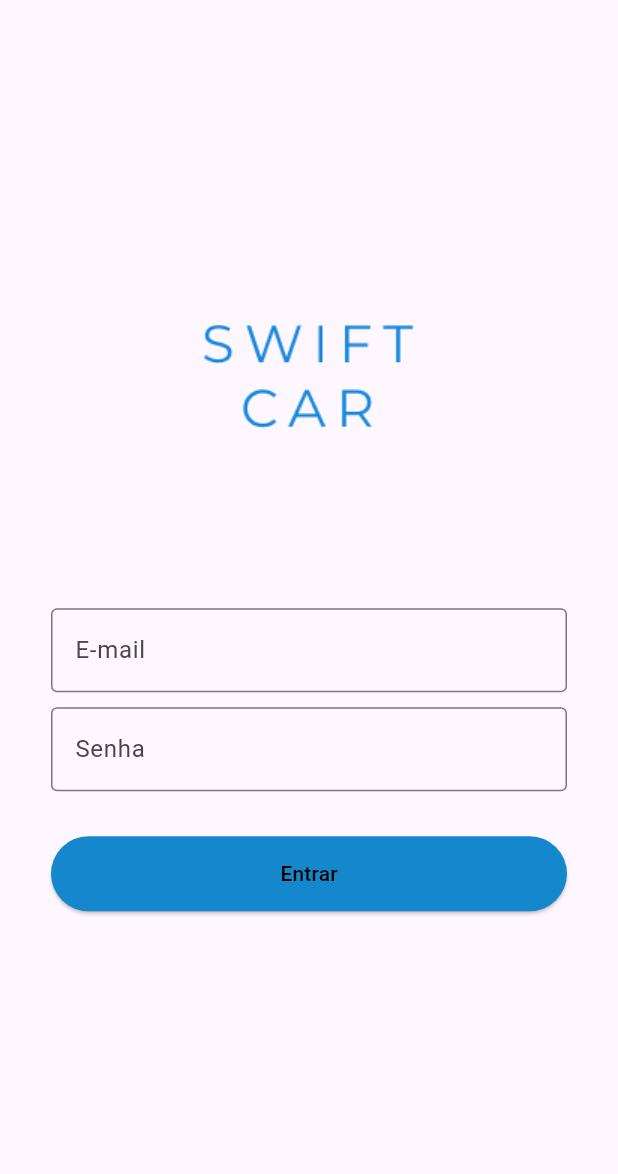
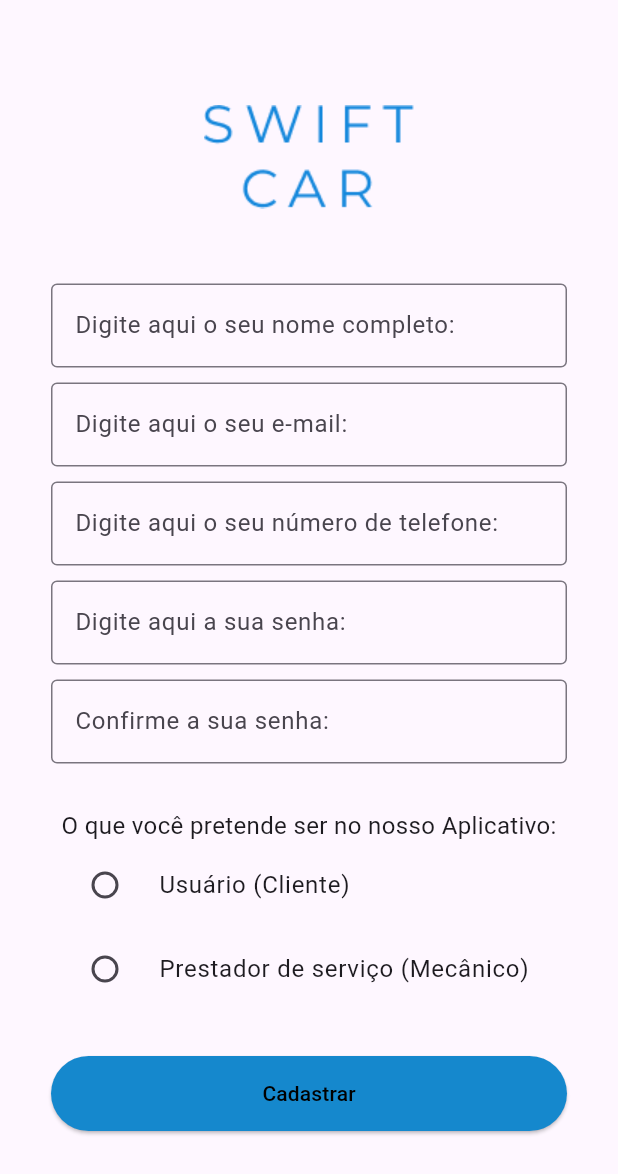
Before and after one commit to lucasgalindo/SWIFTCAR, a Flutter app: the screen it shows after launch, on a phone screen of 412 x 824 dp. Shown: the top 1174 px of the screen. Run offline on Flutter 3.47's test engine with Material 3 defaults, Android fonts, the phone set to English and light mode, and no system bars.

Commit message:
tela de cadastro

```diff
--- /dev/null
+++ b/lib/cadastro.dart
@@ -0,0 +1,154 @@
+import 'package:flutter/material.dart';
+
+class CadastroPage extends StatefulWidget {
+  const CadastroPage({Key? key}) : super(key: key);
+
+  @override
+  State<CadastroPage> createState() => _CadastroPageState();
+}
+
+class _CadastroPageState extends State<CadastroPage> {
+  String email = '';
+  String senha = '';
+  String phone = '';
+  String name = '';
+  TipoUsuario? tipoUsuarioSelecionado;
+
+  @override
+  Widget build(BuildContext context) {
+    return Scaffold(
+      body: SingleChildScrollView(
+        child: SizedBox(
+          width: MediaQuery.of(context).size.width,
+          height: MediaQuery.of(context).size.height,
+          child: Padding(
+            padding: const EdgeInsets.all(34.0),
+            child: Column(
+              mainAxisAlignment: MainAxisAlignment.center,
+              children: [
+                Image.asset('assets/swiftcar.png'),
+                SizedBox(height: 50),
+                TextField(
+                  onChanged: (text) {
+                    setState(() {
+                      name = text;
+                    });
+                  },
+
+                  decoration: InputDecoration(
+                    labelText: 'Digite aqui o seu nome completo:',
+                    border: OutlineInputBorder(),
+                  ),
+                ),
+                SizedBox(height: 10),
+                TextField(
+                  onChanged: (text) {
+                    setState(() {
+                      email = text;
+                    });
+                  },
+                  keyboardType: TextInputType.emailAddress,
+                  decoration: InputDecoration(
+                    labelText: 'Digite aqui o seu e-mail:',
+                    border: OutlineInputBorder(),
+                  ),
+                ),
+                SizedBox(height: 10),
+                TextField(
+                  onChanged: (text) {
+                    setState(() {
+                      phone = text;
+                    });
+                  },
+                  keyboardType: TextInputType.phone,
+                  decoration: InputDecoration(
+                    labelText: 'Digite aqui o seu número de telefone:',
+                    border: OutlineInputBorder(),
+                  ),
+                ),
+                SizedBox(height: 10),
+                TextField(
+                  onChanged: (text) {
+                    setState(() {
+                      senha = text;
+                    });
+                  },
+                  decoration: InputDecoration(
+                    labelText: 'Digite aqui a sua senha:',
+                    border: OutlineInputBorder(),
+                  ),
+                ),
+                SizedBox(height: 10),
+                TextField(
+                  onChanged: (text) {
+                    setState(() {
+                      senha = text;
+                    });
+                  },
+                  decoration: InputDecoration(
+                    labelText: 'Confirme a sua senha:',
+                    border: OutlineInputBorder(),
+                  ),
+                ),
+                SizedBox(height: 30),
+                Text(
+                  'O que você pretende ser no nosso Aplicativo:',
+                  style: TextStyle(fontSize: 16),
+                ),
+                RadioListTile<TipoUsuario>(
+                  title: Text('Usuário (Cliente)'),
+                  value: TipoUsuario.cliente,
+                  groupValue: tipoUsuarioSelecionado,
+                  onChanged: (TipoUsuario? value) {
+                    setState(() {
+                      tipoUsuarioSelecionado = value;
+                    });
+                  },
+                ),
+                RadioListTile<TipoUsuario>(
+                  title: Text('Prestador de serviço (Mecânico)'),
+                  value: TipoUsuario.mecanico,
+                  groupValue: tipoUsuarioSelecionado,
+                  onChanged: (TipoUsuario? value) {
+                    setState(() {
+                      tipoUsuarioSelecionado = value;
+                    });
+                  },
+                ),
+                SizedBox(height: 30),
+                ElevatedButton(
+                  onPressed: () {
+
+                    if (tipoUsuarioSelecionado != null) {
+                      print('Email: $email');
+                      print('Telefone: $phone');
+                      print('Tipo de usuário: $tipoUsuarioSelecionado');
+                      print('Senha: $senha');
+                    }
+                  },
+                  style: ElevatedButton.styleFrom(
+                    backgroundColor: Color.fromRGBO(21, 136, 205, 1),
+                  ),
+                  child: SizedBox(
+                    width: 300,
+                    height: 50,
+                    child: Center(
+                      child: Text(
+                        'Cadastrar',
+                        style: TextStyle(
+                          color: Colors.black,
+                        ),
+                      ),
+                    ),
+                  ),
+                )
+              ],
+            ),
+          ),
+        ),
+      ),
+    );
+  }
+}
+
+enum TipoUsuario { cliente, mecanico }
--- a/lib/login.dart
+++ b/lib/login.dart
@@ -56,7 +56,7 @@ String senha = '';
                 ),
                 ),
 
-                SizedBox(height: 30),
+                SizedBox(height: 15),
 
                 ElevatedButton(onPressed: () {
 
--- a/lib/main.dart
+++ b/lib/main.dart
@@ -1,5 +1,5 @@
 import 'package:flutter/material.dart';
-
+import 'cadastro.dart';
 import 'login.dart';
 
 void main() {
@@ -34,7 +34,7 @@ class MyApp extends StatelessWidget {
         useMaterial3: true,
       ),
       routes: {
-        "HomePage":(context)=> const LoginPage(),
+        "HomePage":(context)=> const CadastroPage(),
       },
       initialRoute: "HomePage",
     );
```
